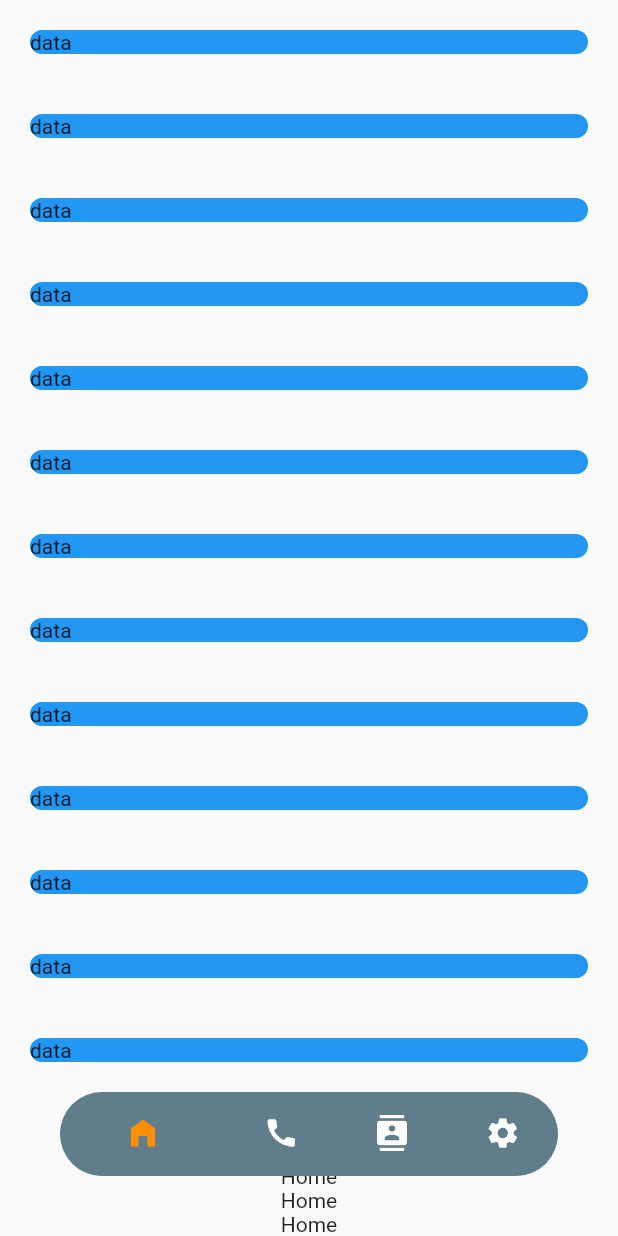
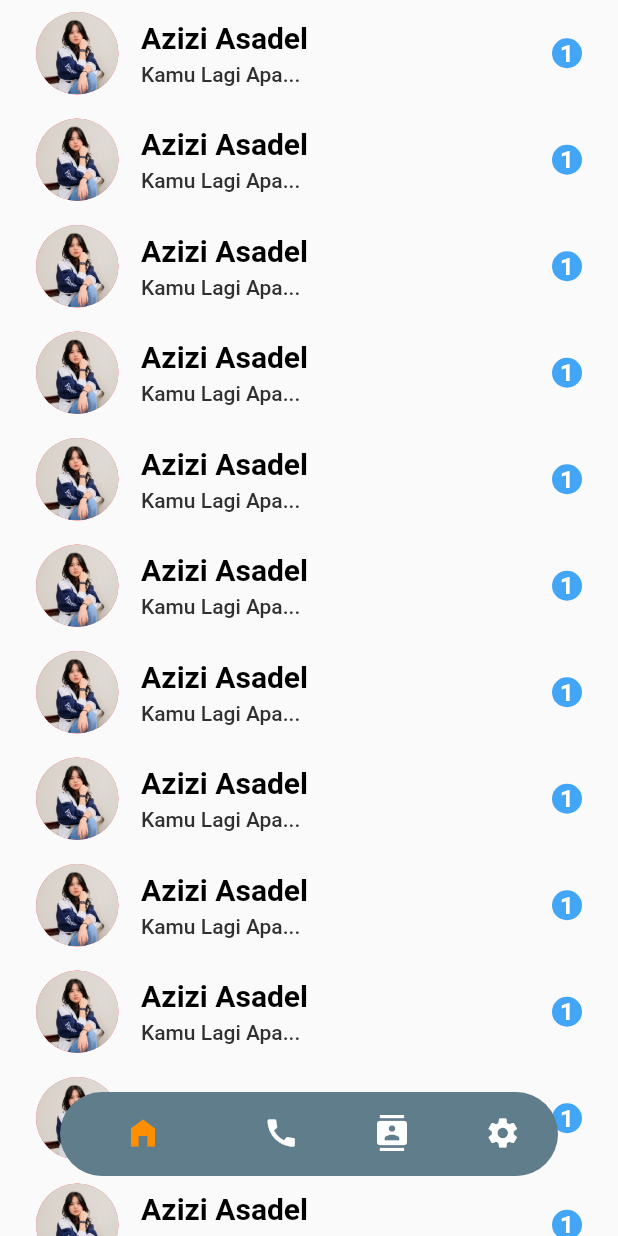
Before and after one commit to imsat16/MariTalk, a Flutter app: the screen it shows after launch, on a phone screen of 412 x 824 dp. Run offline on Flutter 3.47's test engine with Material 2 defaults, Android fonts, the phone set to English and light mode, and no system bars.

Commit message:
Add Chat List
Add Chat List

```diff
--- a/mata/lib/HomePage/ChatPage.dart
+++ b/mata/lib/HomePage/ChatPage.dart
@@ -5,16 +5,11 @@ class ChatPage extends StatelessWidget {
 
   @override
   Widget build(BuildContext context) {
-    return Scaffold(
-      body: ListView(
-        children: [
-          Container(
+    return Container(
       child: ElevatedButton(
-              style: ElevatedButton.styleFrom(
-                primary: Colors.transparent,
-                elevation: 0
-              ),
-              onPressed: (){},
+        style:
+            ElevatedButton.styleFrom(primary: Colors.transparent, elevation: 0),
+        onPressed: () {},
         child: Padding(
           padding: const EdgeInsets.all(8.0),
           child: Row(
@@ -28,12 +23,10 @@ class ChatPage extends StatelessWidget {
                         width: 55.0,
                         height: 55.0,
                         decoration: BoxDecoration(
-                                  borderRadius:
-                                      BorderRadius.all(Radius.circular(50)),
+                            borderRadius: BorderRadius.all(Radius.circular(50)),
                             color: Colors.redAccent,
                             image: DecorationImage(
-                                      image: AssetImage(
-                                          'assets/images/azizi.jpeg'))),
+                                image: AssetImage('assets/images/azizi.jpeg'))),
                         // child: Image.asset('assets/images/azizi.jpeg')
                       )
                     ],
@@ -47,14 +40,19 @@ class ChatPage extends StatelessWidget {
                           child: Text(
                             'Azizi Asadel',
                             style: TextStyle(
-                                      fontWeight: FontWeight.bold, fontSize: 20,color: Colors.black),
+                                fontWeight: FontWeight.bold,
+                                fontSize: 20,
+                                color: Colors.black),
                           ),
                         ),
                         SizedBox(
                           height: 5,
                         ),
                         Container(
-                                child: Text('Kamu Lagi Apa...',style: TextStyle(color: Colors.grey[850]),),
+                          child: Text(
+                            'Kamu Lagi Apa...',
+                            style: TextStyle(color: Colors.grey[850]),
+                          ),
                         ),
                       ],
                     ),
@@ -64,8 +62,8 @@ class ChatPage extends StatelessWidget {
               Column(
                 children: [
                   Container(
-                            width: 25.0,
-                            height: 25.0,
+                      width: 20.0,
+                      height: 20.0,
                       decoration: BoxDecoration(
                         borderRadius: BorderRadius.all(Radius.circular(50)),
                         color: Colors.blue[400],
@@ -74,7 +72,7 @@ class ChatPage extends StatelessWidget {
                           child: Text(
                         '1',
                         style: TextStyle(
-                                  fontSize: 18,
+                            fontSize: 16,
                             fontWeight: FontWeight.bold,
                             color: Colors.white),
                       )))
@@ -84,9 +82,6 @@ class ChatPage extends StatelessWidget {
           ),
         ),
       ),
-          ),
-        ],
-      ),
     );
   }
 }
--- a/mata/lib/HomePage/HomePage.dart
+++ b/mata/lib/HomePage/HomePage.dart
@@ -2,7 +2,7 @@ import 'package:flutter/material.dart';
 import 'package:mata/HomePage/ChatPage.dart';
 
 class HomePage extends StatefulWidget {
-  const HomePage({ Key? key }) : super(key: key);
+  const HomePage({Key? key}) : super(key: key);
 
   @override
   _HomePageState createState() => _HomePageState();
@@ -11,101 +11,26 @@ class HomePage extends StatefulWidget {
 class _HomePageState extends State<HomePage> {
   @override
   Widget build(BuildContext context) {
-    return ListView(children: [
-      Container(
-        margin: EdgeInsets.all(20),
-        decoration: BoxDecoration(
-            color: Colors.blue, borderRadius: BorderRadius.circular(50)),
-        child: Text("data"),
-      ),
-      Container(
-        margin: EdgeInsets.all(20),
-        decoration: BoxDecoration(
-            color: Colors.blue, borderRadius: BorderRadius.circular(50)),
-        child: Text("data"),
-      ),
-      Container(
-        margin: EdgeInsets.all(20),
-        decoration: BoxDecoration(
-            color: Colors.blue, borderRadius: BorderRadius.circular(50)),
-        child: Text("data"),
-      ),
-      Container(
-        margin: EdgeInsets.all(20),
-        decoration: BoxDecoration(
-            color: Colors.blue, borderRadius: BorderRadius.circular(50)),
-        child: Text("data"),
-      ),
-      Container(
-        margin: EdgeInsets.all(20),
-        decoration: BoxDecoration(
-            color: Colors.blue, borderRadius: BorderRadius.circular(50)),
-        child: Text("data"),
-      ),
-      Container(
-        margin: EdgeInsets.all(20),
-        decoration: BoxDecoration(
-            color: Colors.blue, borderRadius: BorderRadius.circular(50)),
-        child: Text("data"),
-      ),
-      Container(
-        margin: EdgeInsets.all(20),
-        decoration: BoxDecoration(
-            color: Colors.blue, borderRadius: BorderRadius.circular(50)),
-        child: Text("data"),
-      ),
-      Container(
-        margin: EdgeInsets.all(20),
-        decoration: BoxDecoration(
-            color: Colors.blue, borderRadius: BorderRadius.circular(50)),
-        child: Text("data"),
-      ),
-      Container(
-        margin: EdgeInsets.all(20),
-        decoration: BoxDecoration(
-            color: Colors.blue, borderRadius: BorderRadius.circular(50)),
-        child: Text("data"),
-      ),
-      Container(
-        margin: EdgeInsets.all(20),
-        decoration: BoxDecoration(
-            color: Colors.blue, borderRadius: BorderRadius.circular(50)),
-        child: Text("data"),
-      ),
-      Container(
-        margin: EdgeInsets.all(20),
-        decoration: BoxDecoration(
-            color: Colors.blue, borderRadius: BorderRadius.circular(50)),
-        child: Text("data"),
-      ),
-      Container(
-        margin: EdgeInsets.all(20),
-        decoration: BoxDecoration(
-            color: Colors.blue, borderRadius: BorderRadius.circular(50)),
-        child: Text("data"),
-      ),
-      Container(
-        margin: EdgeInsets.all(20),
-        decoration: BoxDecoration(
-            color: Colors.blue, borderRadius: BorderRadius.circular(50)),
-        child: Text("data"),
-      ),
-      Container(child: Center(child: Text("Home"))),
-      Container(child: Center(child: Text("Home"))),
-      Container(child: Center(child: Text("Home"))),
-      Container(child: Center(child: Text("Home"))),
-      Container(child: Center(child: Text("Home"))),
-      Container(child: Center(child: Text("Home"))),
-      Container(child: Center(child: Text("Home"))),
-      Container(child: Center(child: Text("Home"))),
-      Container(child: Center(child: Text("Home"))),
-      Container(child: Center(child: Text("Home"))),
-      Container(child: Center(child: Text("Home"))),
-      Container(child: Center(child: Text("Home"))),
-      Container(child: Center(child: Text("Home"))),
-      Container(child: Center(child: Text("Home"))),
-      Container(child: Center(child: Text("Home"))),
-      Container(child: Center(child: Text("Home"))),
-    ]);
+    return ListView(
+      children: [
+        ChatPage(),
+        ChatPage(),
+        ChatPage(),
+        ChatPage(),
+        ChatPage(),
+        ChatPage(),
+        ChatPage(),
+        ChatPage(),
+        ChatPage(),
+        ChatPage(),
+        ChatPage(),
+        ChatPage(),
+        ChatPage(),
+        ChatPage(),
+        ChatPage(),
+        ChatPage(),
+        ChatPage(),
+        ],
+    );
   }
 }
--- a/mata/lib/main.dart
+++ b/mata/lib/main.dart
@@ -11,7 +11,8 @@ class MyApp extends StatelessWidget {
   @override
   Widget build(BuildContext context) {
     return MaterialApp(
-      title: 'Flutter Demo',
+      title: 'Mari Talk',
+      debugShowCheckedModeBanner: false,
       theme: ThemeData(
         primarySwatch: Colors.blue,
       ),
--- a/mata/pubspec.yaml
+++ b/mata/pubspec.yaml
@@ -44,7 +44,7 @@ flutter:
 
   # To add assets to your application, add an assets section, like this:
   assets:
-    - images/
+    - assets/images/azizi.jpeg
   # An image asset can refer to one or more resolution-specific "variants", see
   # https://flutter.dev/assets-and-images/#resolution-aware.
   # For details regarding adding assets from package dependencies, see
```
Also changed, not shown: mata/pubspec.lock. Lines whose indentation alone changed are shown as unchanged.
